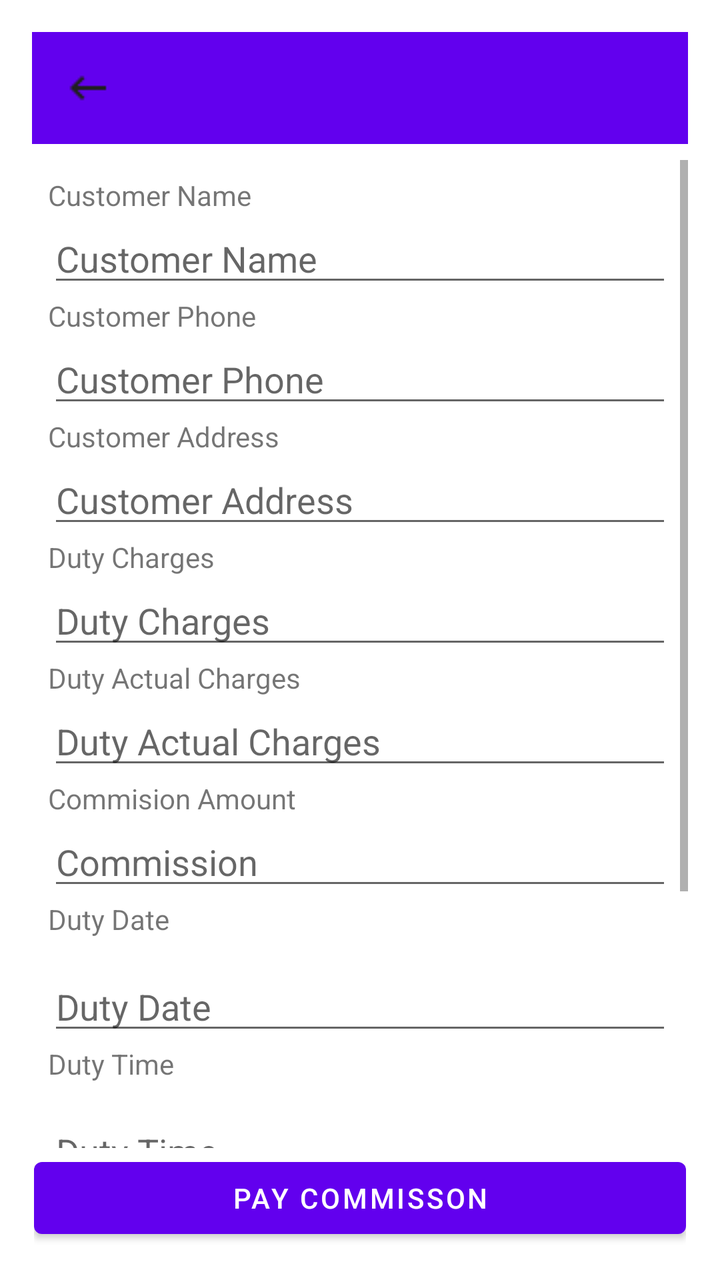
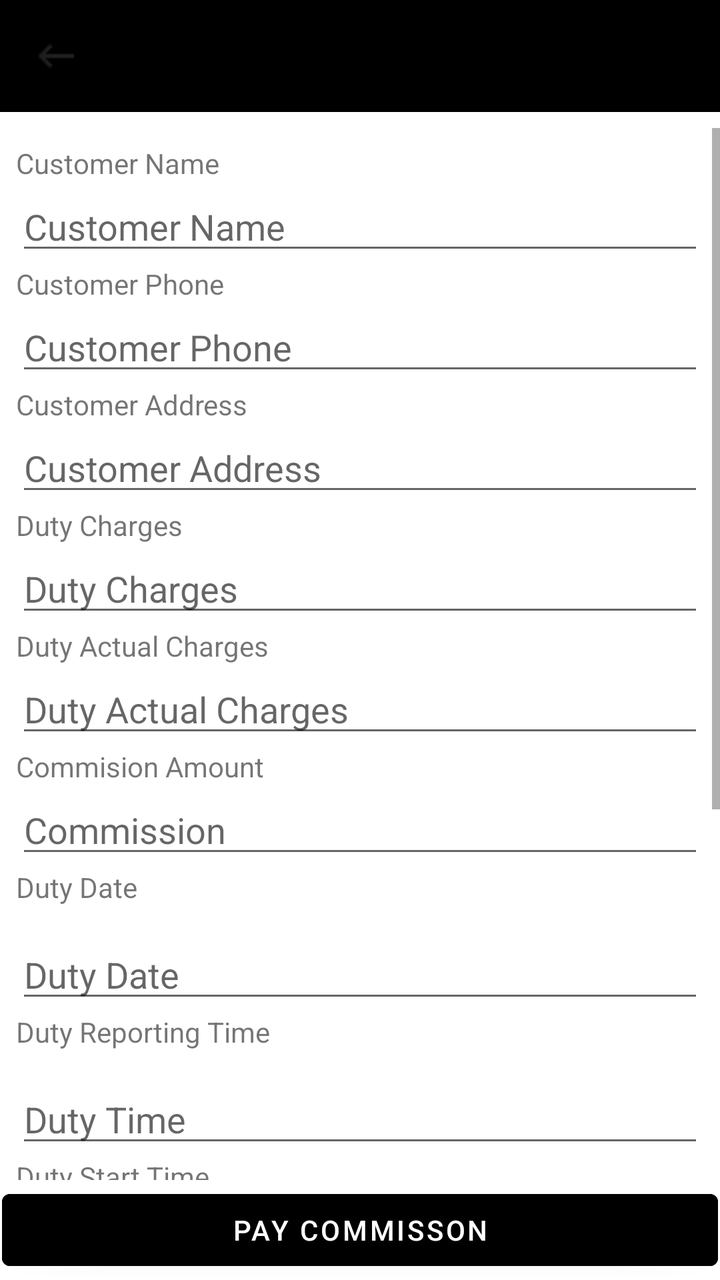

Two renders of the same Android screen: before a commit and after it. Below are the layout's source before the change and the commit's diff.
<!-- AndroidManifest.xml: application theme Theme.SDS -->
<!-- res/layout/activity_driver_duty_detail.xml -->
<?xml version="1.0" encoding="utf-8"?>
<androidx.constraintlayout.widget.ConstraintLayout
    xmlns:android="http://schemas.android.com/apk/res/android"
    xmlns:app="http://schemas.android.com/apk/res-auto"
    xmlns:tools="http://schemas.android.com/tools"
    android:layout_width="match_parent"
    android:layout_height="match_parent"
    android:padding="16dp">

    
    <androidx.appcompat.widget.Toolbar
        android:id="@+id/edit_duty_toolbar"
        android:layout_width="0dp"
        android:layout_height="?attr/actionBarSize"
        android:background="?attr/colorPrimary"
        android:title="Duty Details"
        android:titleTextColor="@android:color/white"
        app:popupTheme="@style/ThemeOverlay.AppCompat.Light"
        app:navigationIcon="@drawable/back"
        app:layout_constraintTop_toTopOf="parent"
        app:layout_constraintStart_toStartOf="parent"
        app:layout_constraintEnd_toEndOf="parent" />


    
    <ScrollView
        android:id="@+id/scrollView"
        android:layout_width="match_parent"
        android:layout_height="0dp"
        android:layout_marginTop="8dp"
        app:layout_constraintTop_toBottomOf="@id/edit_duty_toolbar"
        app:layout_constraintBottom_toTopOf="@id/button_panel"
        app:layout_constraintStart_toStartOf="parent"
        app:layout_constraintEnd_toEndOf="parent">

        <LinearLayout
            android:layout_width="match_parent"
            android:layout_height="wrap_content"
            android:orientation="vertical"
            android:padding="8dp">
            <TextView
                android:id="@+id/label_customer_name"
                android:layout_width="match_parent"
                android:layout_height="wrap_content"
                android:text="Customer Name"/>
            <EditText
                android:id="@+id/edit_customer_name"
                android:layout_width="match_parent"
                android:layout_height="wrap_content"
                android:focusable="false"
                android:clickable="false"
                android:cursorVisible="false"
                android:inputType="none"
                android:hint="Customer Name" />

            <TextView
                android:id="@+id/label_customer_phone"
                android:layout_width="match_parent"
                android:layout_height="wrap_content"
                android:text="Customer Phone"/>
            <EditText
                android:id="@+id/edit_customer_phone"
                android:layout_width="match_parent"
                android:layout_height="wrap_content"
                android:clickable="false"
                android:cursorVisible="false"
                android:inputType="none"
                android:hint="Customer Phone" />

            <TextView
                android:id="@+id/label_customer_address"
                android:layout_width="match_parent"
                android:layout_height="wrap_content"
                android:text="Customer Address"/>
            <EditText
                android:id="@+id/edit_customer_address"
                android:layout_width="match_parent"
                android:layout_height="wrap_content"
                android:clickable="false"
                android:cursorVisible="false"
                android:inputType="none"
                android:hint="Customer Address" />
            <TextView
                android:id="@+id/label_charges"
                android:layout_width="match_parent"
                android:layout_height="wrap_content"
                android:text="Duty Charges"/>
            <EditText
                android:id="@+id/edit_charges"
                android:hint="Duty Charges"
                android:clickable="false"
                android:cursorVisible="false"
                android:inputType="none"
                android:layout_width="match_parent"
                android:layout_height="wrap_content"/>
            <TextView
                android:id="@+id/label_actual_charges"
                android:layout_width="match_parent"
                android:layout_height="wrap_content"
                android:text="Duty Actual Charges"/>
            <EditText
                android:id="@+id/edit_actual_charges"
                android:hint="Duty Actual Charges"
                android:clickable="false"
                android:cursorVisible="false"
                android:inputType="none"
                android:layout_width="match_parent"
                android:layout_height="wrap_content"/>
            <TextView
                android:id="@+id/label_commison"
                android:layout_width="match_parent"
                android:layout_height="wrap_content"
                android:text="Commision Amount"/>
            <EditText
                android:id="@+id/edit_commission"
                android:hint="Commission"
                android:clickable="false"
                android:cursorVisible="false"
                android:inputType="none"
                android:layout_width="match_parent"
                android:layout_height="wrap_content"/>
            <TextView
                android:id="@+id/label_duty_date"
                android:layout_width="match_parent"
                android:layout_height="wrap_content"
                android:text="Duty Date"/>
            <EditText
                android:id="@+id/editDutyDate"
                android:hint="Duty Date"
                android:layout_width="match_parent"
                android:layout_height="wrap_content"
                android:focusable="false"
                android:clickable="false"
                android:cursorVisible="false"
                android:inputType="none"
                android:layout_marginTop="12dp" />
            <TextView
                android:id="@+id/label_duty_time"
                android:layout_width="match_parent"
                android:layout_height="wrap_content"
                android:text="Duty Time"/>
            <EditText
                android:id="@+id/editDutyTime"
                android:hint="Duty Time"
                android:layout_width="match_parent"
                android:layout_height="wrap_content"
                android:focusable="false"
                android:clickable="false"
                android:cursorVisible="false"
                android:inputType="none"
                android:layout_marginTop="12dp" />

            <TextView
                android:id="@+id/label_duty_status"
                android:layout_width="match_parent"
                android:layout_height="wrap_content"
                android:text="Duty Status"/>

            <EditText
                android:id="@+id/editDutyStatus"
                android:hint="Duty Status"
                android:layout_width="match_parent"
                android:layout_height="wrap_content"
                android:focusable="false"
                android:clickable="false"
                android:cursorVisible="false"
                android:inputType="none"
                android:layout_marginTop="12dp" />

            <TextView
                android:id="@+id/label_commisson_status"
                android:layout_width="match_parent"
                android:layout_height="wrap_content"
                android:text="Commisson Status"/>

            <EditText
                android:id="@+id/editCommissonStatus"
                android:hint="Commisson Status"
                android:layout_width="match_parent"
                android:layout_height="wrap_content"
                android:focusable="false"
                android:clickable="false"
                android:cursorVisible="false"
                android:inputType="none"
                android:layout_marginTop="12dp" />

        </LinearLayout>
    </ScrollView>

    
    <LinearLayout
        android:id="@+id/button_panel"
        android:layout_width="match_parent"
        android:layout_height="wrap_content"
        android:layout_marginTop="8dp"
        android:orientation="horizontal"
        android:gravity="center"
        app:layout_constraintBottom_toBottomOf="parent"
        app:layout_constraintStart_toStartOf="parent"
        app:layout_constraintEnd_toEndOf="parent">

    <LinearLayout
        android:id="@+id/dutyDetailsButtonRow"
        android:layout_width="match_parent"
        android:layout_height="wrap_content"
        android:orientation="horizontal"
        android:padding="1dp"
        android:gravity="center">
        <Button
            android:id="@+id/btnPayCommission"
            android:layout_width="match_parent"
            android:layout_height="wrap_content"
            android:text="Pay Commisson"
            android:visibility="visible" />
    </LinearLayout>

    </LinearLayout>


</androidx.constraintlayout.widget.ConstraintLayout>
<!-- resources referenced by this layout -->
<resources>
  <!-- drawable back: png bitmap (drawable, 230 bytes) -->
  <style name="Theme.SDS" parent="Theme.MaterialComponents.DayNight.NoActionBar">
          
          <item name="colorPrimary">@color/purple_500</item>
          <item name="colorPrimaryVariant">@color/purple_700</item>
          <item name="colorOnPrimary">@color/white</item>
          
          <item name="colorSecondary">@color/teal_200</item>
          <item name="colorSecondaryVariant">@color/teal_700</item>
          <item name="colorOnSecondary">@color/black</item>
          
          <item name="android:statusBarColor">?attr/colorPrimaryVariant</item>
          
      </style>
  <color name="purple_500">#FF6200EE</color>
  <color name="purple_700">#FF3700B3</color>
  <color name="white">#FFFFFFFF</color>
  <color name="teal_200">#FF03DAC5</color>
  <color name="teal_700">#FF018786</color>
  <color name="black">#FF000000</color>
</resources>

<!-- the commit's change to res/layout/activity_driver_duty_detail.xml (unified diff, before → after) -->
@@ -5,21 +5,35 @@
     xmlns:tools="http://schemas.android.com/tools"
     android:layout_width="match_parent"
     android:layout_height="match_parent"
-    android:padding="16dp">
+    android:padding="0dp">
 
     
+
+
+
+
+
+
+
+
+
+
+
+
+
     <androidx.appcompat.widget.Toolbar
-        android:id="@+id/edit_duty_toolbar"
+        android:id="@+id/duty_toolbar"
         android:layout_width="0dp"
         android:layout_height="?attr/actionBarSize"
-        android:background="?attr/colorPrimary"
+        android:background="@android:color/black"
         android:title="Duty Details"
         android:titleTextColor="@android:color/white"
-        app:popupTheme="@style/ThemeOverlay.AppCompat.Light"
         app:navigationIcon="@drawable/back"
+        app:popupTheme="@style/ThemeOverlay.AppCompat.Dark"
         app:layout_constraintTop_toTopOf="parent"
         app:layout_constraintStart_toStartOf="parent"
         app:layout_constraintEnd_toEndOf="parent" />
+
 
 
     
@@ -28,7 +42,7 @@
         android:layout_width="match_parent"
         android:layout_height="0dp"
         android:layout_marginTop="8dp"
-        app:layout_constraintTop_toBottomOf="@id/edit_duty_toolbar"
+        app:layout_constraintTop_toBottomOf="@id/duty_toolbar"
         app:layout_constraintBottom_toTopOf="@id/button_panel"
         app:layout_constraintStart_toStartOf="parent"
         app:layout_constraintEnd_toEndOf="parent">
@@ -44,7 +58,7 @@
                 android:layout_height="wrap_content"
                 android:text="Customer Name"/>
             <EditText
-                android:id="@+id/edit_customer_name"
+                android:id="@+id/customer_name"
                 android:layout_width="match_parent"
                 android:layout_height="wrap_content"
                 android:focusable="false"
@@ -59,9 +73,10 @@
                 android:layout_height="wrap_content"
                 android:text="Customer Phone"/>
             <EditText
-                android:id="@+id/edit_customer_phone"
-                android:layout_width="match_parent"
-                android:layout_height="wrap_content"
+                android:id="@+id/customer_phone"
+                android:layout_width="match_parent"
+                android:layout_height="wrap_content"
+                android:focusable="false"
                 android:clickable="false"
                 android:cursorVisible="false"
                 android:inputType="none"
@@ -73,9 +88,10 @@
                 android:layout_height="wrap_content"
                 android:text="Customer Address"/>
             <EditText
-                android:id="@+id/edit_customer_address"
-                android:layout_width="match_parent"
-                android:layout_height="wrap_content"
+                android:id="@+id/customer_address"
+                android:layout_width="match_parent"
+                android:layout_height="wrap_content"
+                android:focusable="false"
                 android:clickable="false"
                 android:cursorVisible="false"
                 android:inputType="none"
@@ -86,8 +102,9 @@
                 android:layout_height="wrap_content"
                 android:text="Duty Charges"/>
             <EditText
-                android:id="@+id/edit_charges"
+                android:id="@+id/charges"
                 android:hint="Duty Charges"
+                android:focusable="false"
                 android:clickable="false"
                 android:cursorVisible="false"
                 android:inputType="none"
@@ -99,8 +116,9 @@
                 android:layout_height="wrap_content"
                 android:text="Duty Actual Charges"/>
             <EditText
-                android:id="@+id/edit_actual_charges"
+                android:id="@+id/actual_charges"
                 android:hint="Duty Actual Charges"
+                android:focusable="false"
                 android:clickable="false"
                 android:cursorVisible="false"
                 android:inputType="none"
@@ -112,8 +130,9 @@
                 android:layout_height="wrap_content"
                 android:text="Commision Amount"/>
             <EditText
-                android:id="@+id/edit_commission"
+                android:id="@+id/commission"
                 android:hint="Commission"
+                android:focusable="false"
                 android:clickable="false"
                 android:cursorVisible="false"
                 android:inputType="none"
@@ -125,7 +144,7 @@
                 android:layout_height="wrap_content"
                 android:text="Duty Date"/>
             <EditText
-                android:id="@+id/editDutyDate"
+                android:id="@+id/dutyDate"
                 android:hint="Duty Date"
                 android:layout_width="match_parent"
                 android:layout_height="wrap_content"
@@ -138,9 +157,9 @@
                 android:id="@+id/label_duty_time"
                 android:layout_width="match_parent"
                 android:layout_height="wrap_content"
-                android:text="Duty Time"/>
-            <EditText
-                android:id="@+id/editDutyTime"
+                android:text="Duty Reporting Time"/>
+            <EditText
+                android:id="@+id/dutyTime"
                 android:hint="Duty Time"
                 android:layout_width="match_parent"
                 android:layout_height="wrap_content"
@@ -150,6 +169,35 @@
                 android:inputType="none"
                 android:layout_marginTop="12dp" />
 
+
+            <TextView
+                android:id="@+id/label_start_duty_time"
+                android:layout_width="match_parent"
+                android:layout_height="wrap_content"
+                android:text="Duty Start Time"/>
+            <EditText
+                android:id="@+id/startDutyTime"
+                android:hint="Duty Time"
+                android:layout_width="match_parent"
+                android:layout_height="wrap_content"
+                android:focusable="false"
+                android:inputType="none"
+                android:layout_marginTop="12dp" />
+
+            <TextView
+                android:id="@+id/label_complete_duty_time"
+                android:layout_width="match_parent"
+                android:layout_height="wrap_content"
+                android:text="Duty Complete Time"/>
+            <EditText
+                android:id="@+id/completeDutyTime"
+                android:hint="Duty Time"
+                android:layout_width="match_parent"
+                android:layout_height="wrap_content"
+                android:focusable="false"
+                android:inputType="none"
+                android:layout_marginTop="12dp" />
+
             <TextView
                 android:id="@+id/label_duty_status"
                 android:layout_width="match_parent"
@@ -157,7 +205,7 @@
                 android:text="Duty Status"/>
 
             <EditText
-                android:id="@+id/editDutyStatus"
+                android:id="@+id/dutyStatus"
                 android:hint="Duty Status"
                 android:layout_width="match_parent"
                 android:layout_height="wrap_content"
@@ -174,7 +222,7 @@
                 android:text="Commisson Status"/>
 
             <EditText
-                android:id="@+id/editCommissonStatus"
+                android:id="@+id/commissonStatus"
                 android:hint="Commisson Status"
                 android:layout_width="match_parent"
                 android:layout_height="wrap_content"
@@ -209,6 +257,8 @@
         <Button
             android:id="@+id/btnPayCommission"
             android:layout_width="match_parent"
+            android:backgroundTint="@color/common_google_signin_btn_text_light"
+            android:textColor="@android:color/white"
             android:layout_height="wrap_content"
             android:text="Pay Commisson"
             android:visibility="visible" />
